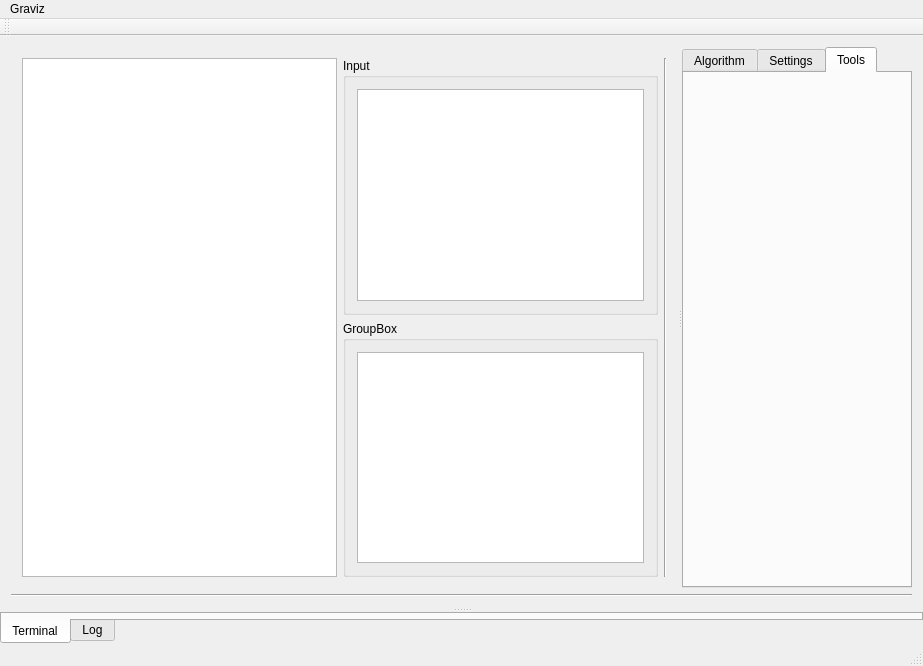
Above: source/gui/CGravizWinMain.ui from velter17/AlgoViPrototype before the change. Below: the same form after it.
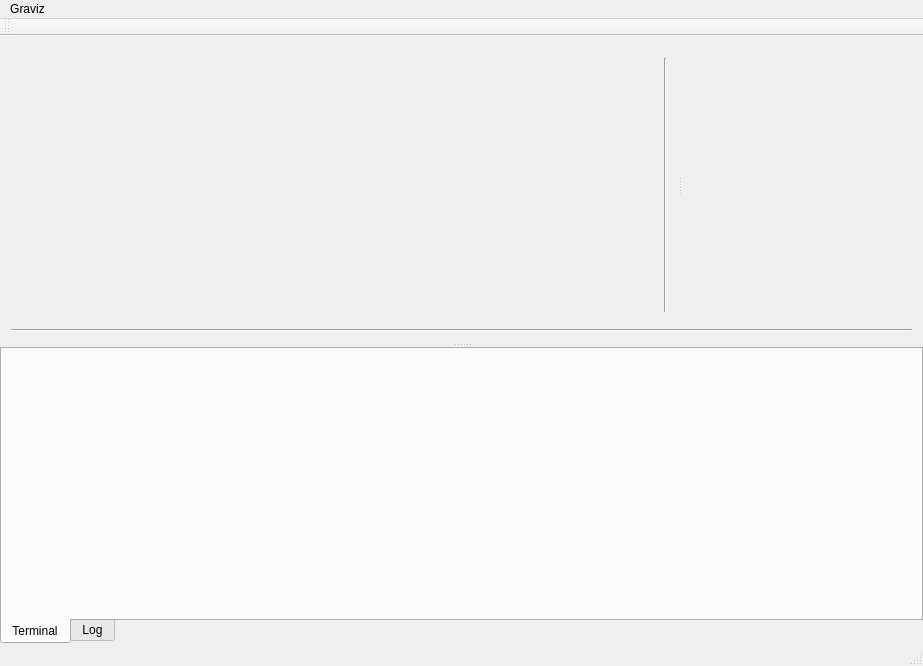
That is the form after the change. Custom widgets are drawn as their Qt base class.

What changed in the file:
```diff
--- a/source/gui/CGravizWinMain.ui
+++ b/source/gui/CGravizWinMain.ui
@@ -23,6 +23,9 @@
    <bool>false</bool>
   </property>
   <widget class="QWidget" name="centralWidget">
+   <property name="enabled">
+    <bool>true</bool>
+   </property>
    <layout class="QVBoxLayout" name="verticalLayout_3">
     <property name="leftMargin">
      <number>0</number>
@@ -45,13 +48,26 @@
        <layout class="QVBoxLayout" name="verticalLayout_2">
         <item>
          <widget class="QSplitter" name="splitter">
+          <property name="maximumSize">
+           <size>
+            <width>16777215</width>
+            <height>0</height>
+           </size>
+          </property>
           <property name="orientation">
            <enum>Qt::Horizontal</enum>
           </property>
           <widget class="QWidget" name="layoutWidget">
            <layout class="QHBoxLayout" name="horizontalLayout">
             <item>
-             <widget class="QGraphicsView" name="mGraphicsView"/>
+             <widget class="QGraphicsView" name="mGraphicsView">
+              <property name="maximumSize">
+               <size>
+                <width>16777215</width>
+                <height>0</height>
+               </size>
+              </property>
+             </widget>
             </item>
             <item>
              <layout class="QVBoxLayout" name="verticalLayout_6" stretch="0,0">
@@ -63,24 +79,53 @@
               </property>
               <item>
                <widget class="QGroupBox" name="mInputGroupBox">
+                <property name="enabled">
+                 <bool>true</bool>
+                </property>
+                <property name="maximumSize">
+                 <size>
+                  <width>16777215</width>
+                  <height>0</height>
+                 </size>
+                </property>
                 <property name="title">
                  <string>Input</string>
                 </property>
                 <layout class="QVBoxLayout" name="verticalLayout_7">
                  <item>
-                  <widget class="QPlainTextEdit" name="mInputTextEdit"/>
+                  <widget class="QPlainTextEdit" name="mInputTextEdit">
+                   <property name="maximumSize">
+                    <size>
+                     <width>16777215</width>
+                     <height>0</height>
+                    </size>
+                   </property>
+                  </widget>
                  </item>
                 </layout>
                </widget>
               </item>
               <item>
                <widget class="QGroupBox" name="mOutputGroupBox">
+                <property name="maximumSize">
+                 <size>
+                  <width>16777215</width>
+                  <height>0</height>
+                 </size>
+                </property>
                 <property name="title">
                  <string>GroupBox</string>
                 </property>
                 <layout class="QVBoxLayout" name="verticalLayout_8">
                  <item>
-                  <widget class="QPlainTextEdit" name="mOutputTextEdit"/>
+                  <widget class="QPlainTextEdit" name="mOutputTextEdit">
+                   <property name="maximumSize">
+                    <size>
+                     <width>16777215</width>
+                     <height>0</height>
+                    </size>
+                   </property>
+                  </widget>
                  </item>
                 </layout>
                </widget>
@@ -97,6 +142,12 @@
            </layout>
           </widget>
           <widget class="QTabWidget" name="mToolsPanel">
+           <property name="maximumSize">
+            <size>
+             <width>16777215</width>
+             <height>0</height>
+            </size>
+           </property>
            <property name="styleSheet">
             <string notr="true"/>
            </property>
```
Left out of the diff: 2 changed lines with no effect on the pictures.
